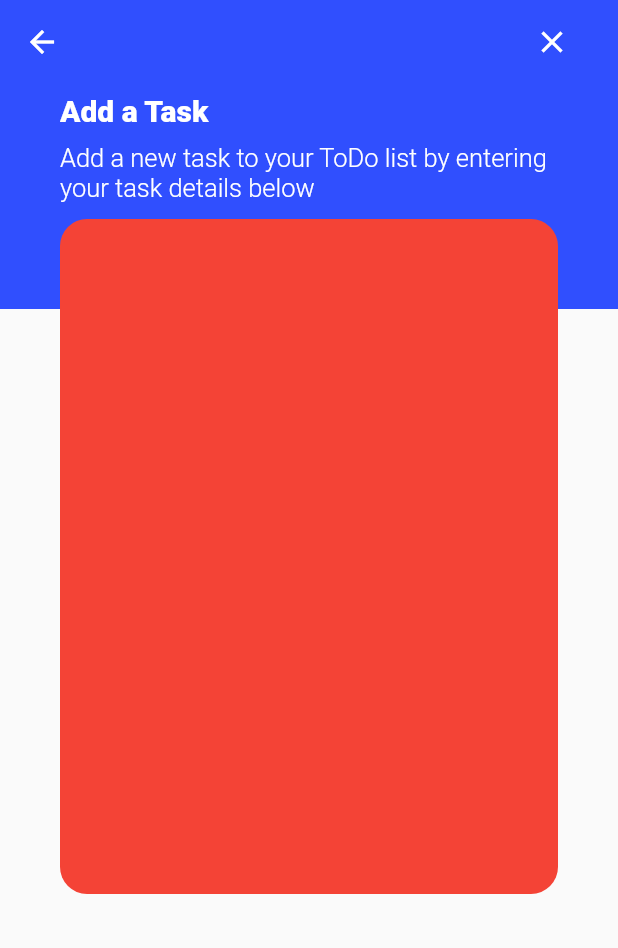
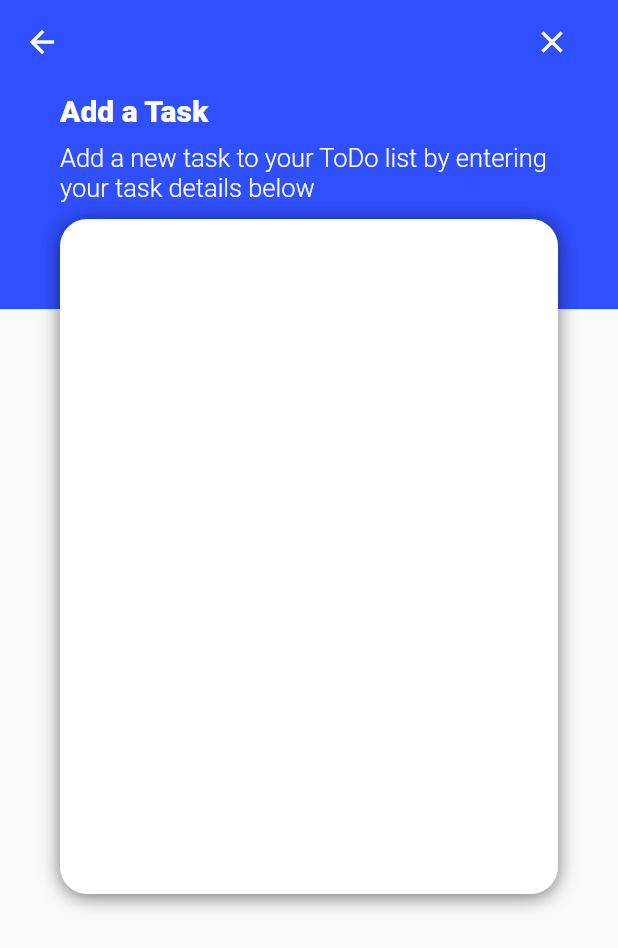
Before and after one commit to 4syncTeam/todo-app, a Flutter app: the AddTask screen opened by its route, on a phone screen of 412 x 824 dp. Shown: the top 948 px of the screen. Run offline on Flutter 3.47's test engine with Material 2 defaults, Android fonts, the phone set to English and light mode, and no system bars; our stand-ins replace cloud_firestore, firebase_core; accounts and stored records are empty.

Commit message:
Change color and shadow to task detail box

```diff
--- a/lib/screens/add_task_screen.dart/body.dart
+++ b/lib/screens/add_task_screen.dart/body.dart
@@ -45,8 +45,15 @@ class AddTaskBody extends StatelessWidget {
             height: 450,
             width: 350,
             decoration: BoxDecoration(
-              color: Colors.red,
+              color: Colors.white,
               borderRadius: BorderRadius.circular(18.0),
+              boxShadow: [
+                BoxShadow(
+                  color: Colors.black54,
+                  blurRadius: 10.0,
+                  offset: Offset(0.0, 1.5),
+                ),
+              ],
             ),
           ),
         ),
```
